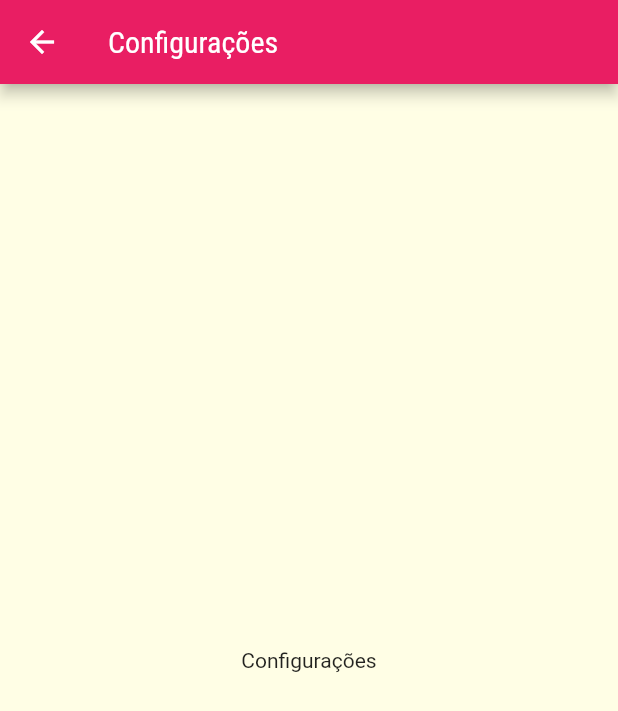
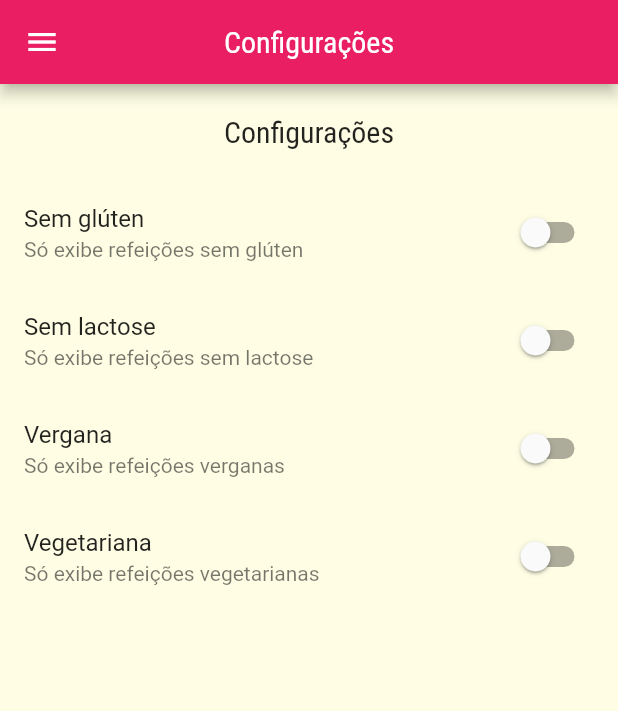
Before and after one commit to Jo-Analyst/meals-app, a Flutter app: the SettingsScreen screen opened by its route, on a phone screen of 412 x 824 dp. Shown: the top 711 px of the screen. Run offline on Flutter 3.47's test engine with Material 2 defaults, Android fonts, the phone set to English and light mode, and no system bars.

Commit message:
203. Tela de Configurações

```diff
--- a/lib/components/main_drawer.dart
+++ b/lib/components/main_drawer.dart
@@ -46,12 +46,12 @@ class MainDrawer extends StatelessWidget {
           _createItem(
             Icons.restaurant,
             'Refeições',
-          ()=> Navigator.of(context).pushNamed(AppRoutes.home)
+          ()=> Navigator.of(context).pushReplacementNamed(AppRoutes.home)
           ),
           _createItem(
             Icons.settings,
             'Configurações',
-          ()=> Navigator.of(context).pushNamed(AppRoutes.settings)
+          ()=> Navigator.of(context).pushReplacementNamed(AppRoutes.settings)
           ),
         ],
       ),
--- /dev/null
+++ b/lib/models/settings.dart
@@ -0,0 +1,13 @@
+class Settings {
+  bool isGlutenFree;
+  bool isLactoseFree;
+  bool isVegan;
+  bool isVegetarian;
+
+  Settings({
+    this.isGlutenFree = false,
+    this.isLactoseFree = false,
+    this.isVegan = false,
+    this.isVegetarian = false,
+  });
+}
--- a/lib/screens/settings_screen.dart
+++ b/lib/screens/settings_screen.dart
@@ -1,16 +1,80 @@
 import 'package:flutter/material.dart';
+import 'package:meals_app/components/main_drawer.dart';
+import 'package:meals_app/models/settings.dart';
 
-class SettingsScreen extends StatelessWidget {
+class SettingsScreen extends StatefulWidget {
   const SettingsScreen({super.key});
+
+  @override
+  State<SettingsScreen> createState() => _SettingsScreenState();
+}
+
+class _SettingsScreenState extends State<SettingsScreen> {
+  var settings = Settings();
+
+  Widget _createSwitch(
+    String title,
+    String subTitle,
+    bool value,
+    Function(bool) onChanged,
+  ) {
+    return SwitchListTile.adaptive(
+      activeColor: Theme.of(context).colorScheme.primary,
+      title: Text(title),
+      subtitle: Text(subTitle),
+      value: value,
+      onChanged: onChanged,
+    );
+  }
 
   @override
   Widget build(BuildContext context) {
     return Scaffold(
       appBar: AppBar(
         title: const Text("Configurações"),
+        centerTitle: true,
       ),
-      body: const Center(
-        child: Text('Configurações'),
+      drawer: const MainDrawer(),
+      body: Column(
+        children: [
+          Container(
+            padding: const EdgeInsets.all(20),
+            child: Text(
+              "Configurações",
+              style: Theme.of(context).textTheme.headline6,
+            ),
+          ),
+          Expanded(
+            child: ListView(
+              children: [
+                _createSwitch(
+                  'Sem glúten',
+                  'Só exibe refeições sem glúten',
+                  settings.isGlutenFree,
+                  (value) => setState(() => settings.isGlutenFree = value),
+                ),
+                _createSwitch(
+                  'Sem lactose',
+                  'Só exibe refeições sem lactose',
+                  settings.isLactoseFree,
+                  (value) => setState(() => settings.isLactoseFree = value),
+                ),
+                _createSwitch(
+                  'Vergana',
+                  'Só exibe refeições verganas',
+                  settings.isVegan,
+                  (value) => setState(() => settings.isVegan = value),
+                ),
+                _createSwitch(
+                  'Vegetariana',
+                  'Só exibe refeições vegetarianas',
+                  settings.isVegetarian,
+                  (value) => setState(() => settings.isVegetarian = value),
+                ),
+              ],
+            ),
+          ),
+        ],
       ),
     );
   }
```
